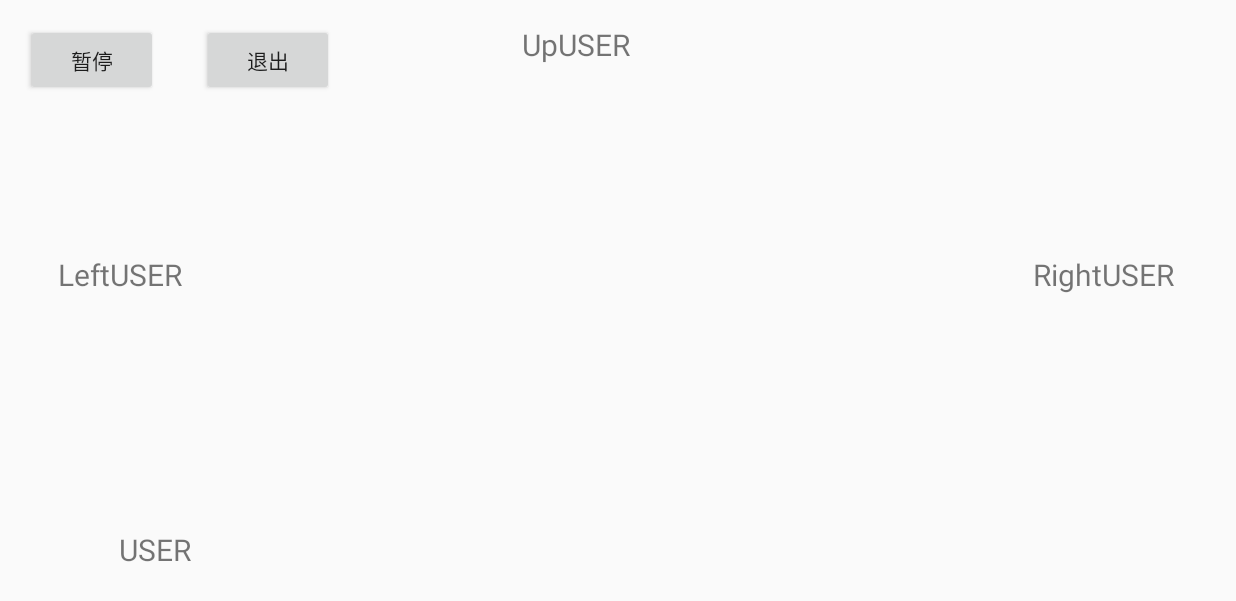
After one commit to Aoi-hosizora/CDDGame_UML, an Android app: the GamingActivity screen opened directly, with no data from a screen before it, on a phone screen of 824 x 412 dp (held sideways). The commit adds this screen. Shown: the top 601 px of the screen. Run offline under Robolectric (Android 15) with nearby library versions, the phone set to English and light mode, and no system bars; 3 statements that could not run were skipped.

Commit message:
Create GamingAct Ver.1

```diff
--- a/app/src/main/AndroidManifest.xml
+++ b/app/src/main/AndroidManifest.xml
@@ -23,6 +23,10 @@
         <activity
             android:name=".UI.SettingAct.SettingActivity"
             android:screenOrientation="landscape" />
+
+        <activity
+            android:name=".UI.GamingAct.GamingActivity"
+            android:screenOrientation="landscape" />
     </application>
 
 </manifest>
--- /dev/null
+++ b/app/src/main/java/com/oosad/cddgame/UI/GamingAct/GamingActivity.java
@@ -0,0 +1,113 @@
+package com.oosad.cddgame.UI.GamingAct;
+
+import android.content.DialogInterface;
+import android.os.Bundle;
+import android.support.v7.app.AlertDialog;
+import android.support.v7.app.AppCompatActivity;
+import android.util.Log;
+import android.view.View;
+import android.widget.Button;
+import android.widget.TextView;
+
+import com.oosad.cddgame.R;
+import com.oosad.cddgame.UI.GamingAct.presenter.GamingPresenterCompl;
+import com.oosad.cddgame.UI.GamingAct.presenter.IGamingPresenter;
+import com.oosad.cddgame.UI.GamingAct.view.IGamingView;
+
+public class GamingActivity extends AppCompatActivity implements IGamingView, View.OnClickListener {
+
+    IGamingPresenter m_gamingPresenter;
+    TextView m_UserNameDownTextView;
+    TextView m_UserNameLeftTextView;
+    TextView m_UserNameRightTextView;
+    TextView m_UserNameUpTextView;
+    Button m_PauseGameButton;
+    Button m_ExitGameButton;
+
+    @Override
+    protected void onCreate(Bundle savedInstanceState) {
+        super.onCreate(savedInstanceState);
+        setContentView(R.layout.activity_gaming);
+        getSupportActionBar().hide();
+
+        m_gamingPresenter = new GamingPresenterCompl(this);
+
+        setupView();
+        m_gamingPresenter.Handle_SetupBundle(getIntent());
+    }
+
+    private void setupView() {
+        m_UserNameDownTextView = findViewById(R.id.id_GamingAct_UserNameDownTextView);
+        m_UserNameLeftTextView = findViewById(R.id.id_GamingAct_UserNameLeftTextView);
+        m_UserNameRightTextView = findViewById(R.id.id_GamingAct_UserNameRightTextView);
+        m_UserNameUpTextView = findViewById(R.id.id_GamingAct_UserNameUpTextView);
+
+        m_PauseGameButton = findViewById(R.id.id_GamingAct_PauseGameButton);
+        m_ExitGameButton = findViewById(R.id.id_GamingAct_ExitGameButton);
+
+        m_PauseGameButton.setOnClickListener(this);
+        m_ExitGameButton.setOnClickListener(this);
+    }
+
+    private void ShowLogE(String FunctionName, String data) {
+        String TAG = "CDDGame";
+        String CN = "GamingActivity";
+        String msg = CN + "###" + FunctionName + "(): " + data;
+        Log.e(TAG, msg);
+    }
+
+    /**
+     * 设置用户界面
+     * @param UserName
+     */
+    @Override
+    public void onSetupUI(String UserName) {
+        this.m_UserNameDownTextView.setText(UserName);
+    }
+
+    @Override
+    public void onClick(View view) {
+        switch (view.getId()) {
+            case R.id.id_GamingAct_PauseGameButton: // 暂停游戏
+                PauseGameButton_Click();
+            break;
+            case R.id.id_GamingAct_ExitGameButton: // 退出游戏
+                ExitGameButton_Click();
+            break;
+        }
+    }
+
+    /**
+     * 单击退出游戏按钮，并判断
+     */
+    private void ExitGameButton_Click() {
+
+        new AlertDialog.Builder(this)
+                .setTitle("提醒")
+                .setMessage("确定退出游戏？")
+                .setPositiveButton("退出", new DialogInterface.OnClickListener() {
+                    @Override
+                    public void onClick(DialogInterface dialogInterface, int i) {
+                        onBackToMainActivity();
+                    }
+                })
+                .setNegativeButton("取消", null)
+                .show();
+    }
+
+    /**
+     * 单击暂停游戏按钮
+     */
+    private void PauseGameButton_Click() {
+        m_gamingPresenter.Handle_PauseGameButton_Click();
+    }
+
+    /**
+     * 用户退出游戏并经确认，返回主界面
+     */
+    @Override
+    public void onBackToMainActivity() {
+        finish();
+    }
+
+}
--- /dev/null
+++ b/app/src/main/java/com/oosad/cddgame/UI/GamingAct/presenter/GamingPresenterCompl.java
@@ -0,0 +1,50 @@
+package com.oosad.cddgame.UI.GamingAct.presenter;
+
+import android.content.Intent;
+import android.os.Bundle;
+import android.util.Log;
+
+import com.oosad.cddgame.Data.Setting;
+import com.oosad.cddgame.Data.User;
+import com.oosad.cddgame.UI.GamingAct.view.IGamingView;
+
+public class GamingPresenterCompl implements IGamingPresenter {
+
+    private IGamingView m_GamingView;
+
+    public static final String INT_SETTING_INFO = "SETTING_INFO";
+    public static final String INT_BUNDLE_INFO = "BUNDLE_INFO";
+
+
+    public GamingPresenterCompl(IGamingView iGamingView) {
+        this.m_GamingView = iGamingView;
+    }
+
+    private void ShowLogE(String FunctionName, String data) {
+        String TAG = "CDDGame";
+        String CN = "GamingPresenterCompl";
+        String msg = CN + "###" + FunctionName + "(): " + data;
+        Log.e(TAG, msg);
+    }
+
+    /**
+     * 处理从 MainAct 传递进来的 Bundle 数据
+     * @param intent
+     */
+    @Override
+    public void Handle_SetupBundle(Intent intent) {
+        Bundle bundle = intent.getBundleExtra(INT_BUNDLE_INFO);
+        Setting setting = (Setting) bundle.getSerializable(INT_SETTING_INFO);
+        User currUser = setting.getCurrUser();
+
+        m_GamingView.onSetupUI(currUser.getName());
+    }
+
+    /**
+     * 暂停游戏
+     */
+    @Override
+    public void Handle_PauseGameButton_Click() {
+
+    }
+}
--- /dev/null
+++ b/app/src/main/java/com/oosad/cddgame/UI/GamingAct/presenter/IGamingPresenter.java
@@ -0,0 +1,10 @@
+package com.oosad.cddgame.UI.GamingAct.presenter;
+
+import android.content.Intent;
+
+public interface IGamingPresenter {
+
+    void Handle_SetupBundle(Intent intent);
+    void Handle_PauseGameButton_Click();
+
+}
--- /dev/null
+++ b/app/src/main/java/com/oosad/cddgame/UI/GamingAct/view/IGamingView.java
@@ -0,0 +1,7 @@
+package com.oosad.cddgame.UI.GamingAct.view;
+
+public interface IGamingView {
+
+    void onSetupUI(String UserName);
+    void onBackToMainActivity();
+}
--- /dev/null
+++ b/app/src/main/res/layout/activity_gaming.xml
@@ -0,0 +1,87 @@
+<?xml version="1.0" encoding="utf-8"?>
+<android.support.constraint.ConstraintLayout xmlns:android="http://schemas.android.com/apk/res/android"
+    android:layout_width="match_parent"
+    android:layout_height="match_parent"
+    xmlns:tools="http://schemas.android.com/tools"
+    xmlns:app="http://schemas.android.com/apk/res-auto"
+    tools:context=".UI.GamingAct.GamingActivity">
+
+    <Button
+        android:id="@+id/id_GamingAct_PauseGameButton"
+        android:layout_width="wrap_content"
+        android:layout_height="wrap_content"
+        android:text="暂停"
+        app:layout_constraintBottom_toBottomOf="parent"
+        app:layout_constraintHorizontal_bias="0.024"
+        app:layout_constraintLeft_toLeftOf="parent"
+        app:layout_constraintRight_toRightOf="parent"
+        app:layout_constraintTop_toTopOf="parent"
+        app:layout_constraintVertical_bias="0.044" />
+
+    <Button
+        android:id="@+id/id_GamingAct_ExitGameButton"
+        android:layout_width="wrap_content"
+        android:layout_height="wrap_content"
+        android:text="退出"
+        app:layout_constraintBottom_toBottomOf="parent"
+        app:layout_constraintHorizontal_bias="0.183"
+        app:layout_constraintLeft_toLeftOf="parent"
+        app:layout_constraintRight_toRightOf="parent"
+        app:layout_constraintTop_toTopOf="parent"
+        app:layout_constraintVertical_bias="0.044" />
+
+
+    <TextView
+        android:id="@+id/id_GamingAct_UserNameDownTextView"
+        android:layout_width="wrap_content"
+        android:layout_height="wrap_content"
+        android:text="USER"
+        android:textSize="20dp"
+        app:layout_constraintBottom_toBottomOf="parent"
+        app:layout_constraintHorizontal_bias="0.102"
+        app:layout_constraintLeft_toLeftOf="parent"
+        app:layout_constraintRight_toRightOf="parent"
+        app:layout_constraintTop_toTopOf="parent"
+        app:layout_constraintVertical_bias="0.916" />
+
+    <TextView
+        android:id="@+id/id_GamingAct_UserNameLeftTextView"
+        android:layout_width="wrap_content"
+        android:layout_height="wrap_content"
+        android:text="LeftUSER"
+        android:textSize="20dp"
+        app:layout_constraintBottom_toBottomOf="parent"
+        app:layout_constraintHorizontal_bias="0.052"
+        app:layout_constraintLeft_toLeftOf="parent"
+        app:layout_constraintRight_toRightOf="parent"
+        app:layout_constraintTop_toTopOf="parent"
+        app:layout_constraintVertical_bias="0.44" />
+
+
+    <TextView
+        android:id="@+id/id_GamingAct_UserNameRightTextView"
+        android:layout_width="wrap_content"
+        android:layout_height="wrap_content"
+        android:text="RightUSER"
+        android:textSize="20dp"
+        app:layout_constraintBottom_toBottomOf="parent"
+        app:layout_constraintHorizontal_bias="0.943"
+        app:layout_constraintLeft_toLeftOf="parent"
+        app:layout_constraintRight_toRightOf="parent"
+        app:layout_constraintTop_toTopOf="parent"
+        app:layout_constraintVertical_bias="0.44" />
+
+    <TextView
+        android:id="@+id/id_GamingAct_UserNameUpTextView"
+        android:layout_width="wrap_content"
+        android:layout_height="wrap_content"
+        android:text="UpUSER"
+        android:textSize="20dp"
+        app:layout_constraintBottom_toBottomOf="parent"
+        app:layout_constraintHorizontal_bias="0.463"
+        app:layout_constraintLeft_toLeftOf="parent"
+        app:layout_constraintRight_toRightOf="parent"
+        app:layout_constraintTop_toTopOf="parent"
+        app:layout_constraintVertical_bias="0.041" />
+
+</android.support.constraint.ConstraintLayout>
```
Also changed, not shown: app/src/main/java/com/oosad/cddgame/UI/MainAct/MainActivity.java (+7 -8 lines), app/src/main/java/com/oosad/cddgame/UI/MainAct/presenter/MainPresenterCompl.java (+24 -3 lines), app/src/main/java/com/oosad/cddgame/UI/SettingAct/SettingActivity.java (+28 -4 lines), app/src/main/java/com/oosad/cddgame/UI/SettingAct/presenter/SettingPresenterCompl.java (+24 -11 lines).
